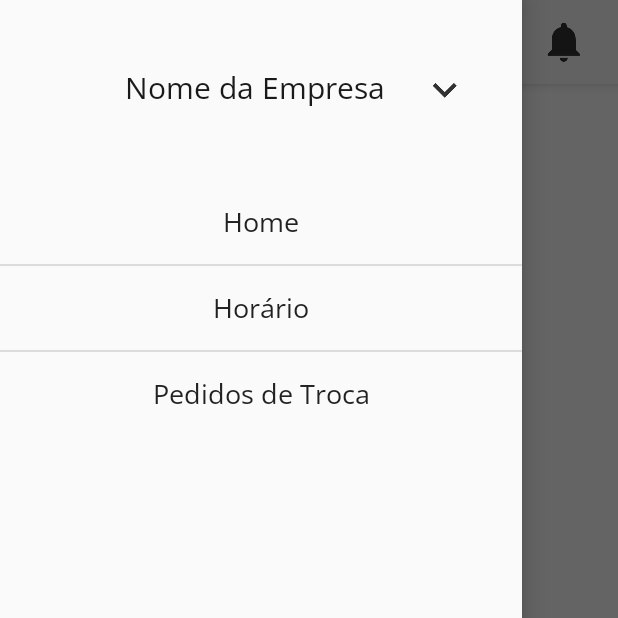
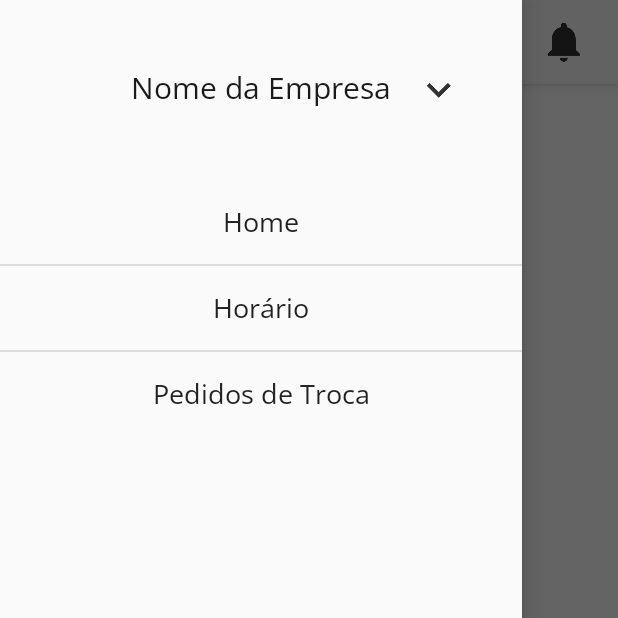
Before and after one commit to Btweety/LoginScreen, an Android app: the screen it shows after launch once a user with an empty profile is signed in (HomeActivity), with the side drawer open, on a phone screen of 412 x 824 dp, the top half of it. Run offline under Robolectric (Android 15) with nearby library versions, the phone set to English and light mode, and no system bars; our stand-ins replace Firebase (no records; nobody signed in at launch, a user with empty details on screens opened directly).

Commit message:
Alteração no padding do header

```diff
--- a/app/src/main/res/layout/header.xml
+++ b/app/src/main/res/layout/header.xml
@@ -13,7 +13,7 @@
             android:layout_height="wrap_content"
             android:layout_centerInParent="true"
             android:drawableEnd="@drawable/showmore"
-            android:drawablePadding="24dp"
+            android:drawablePadding="16dp"
             android:paddingStart="48dp"
             android:text="@string/nome_da_empresa"
             android:textAlignment="center"
```
